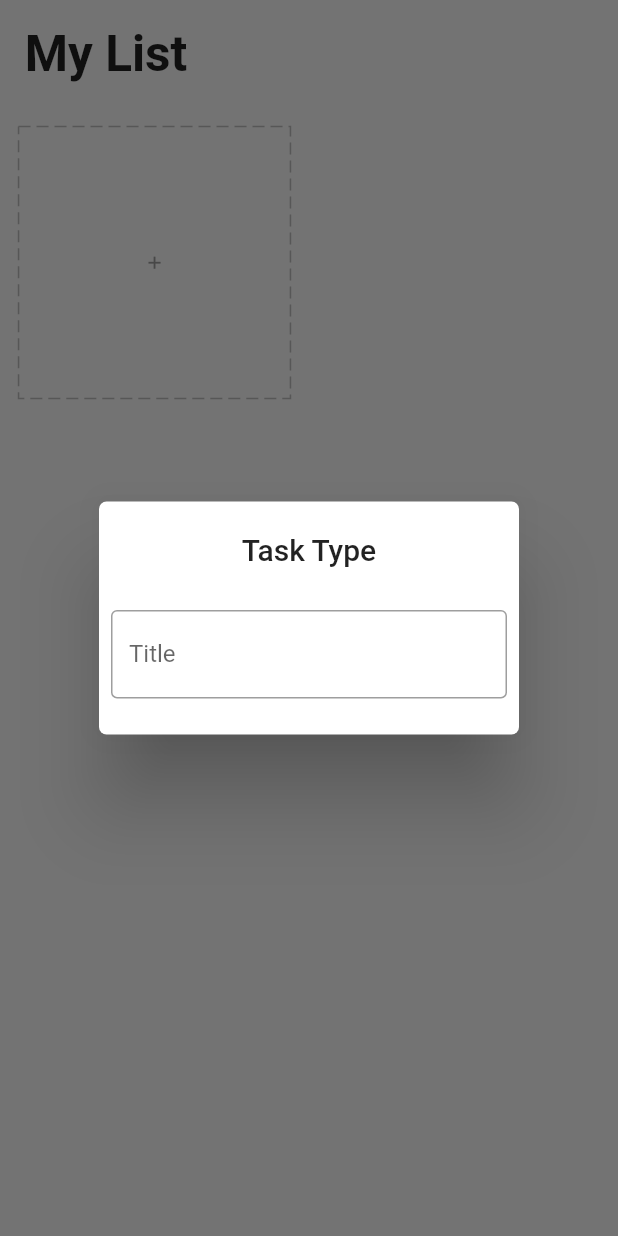
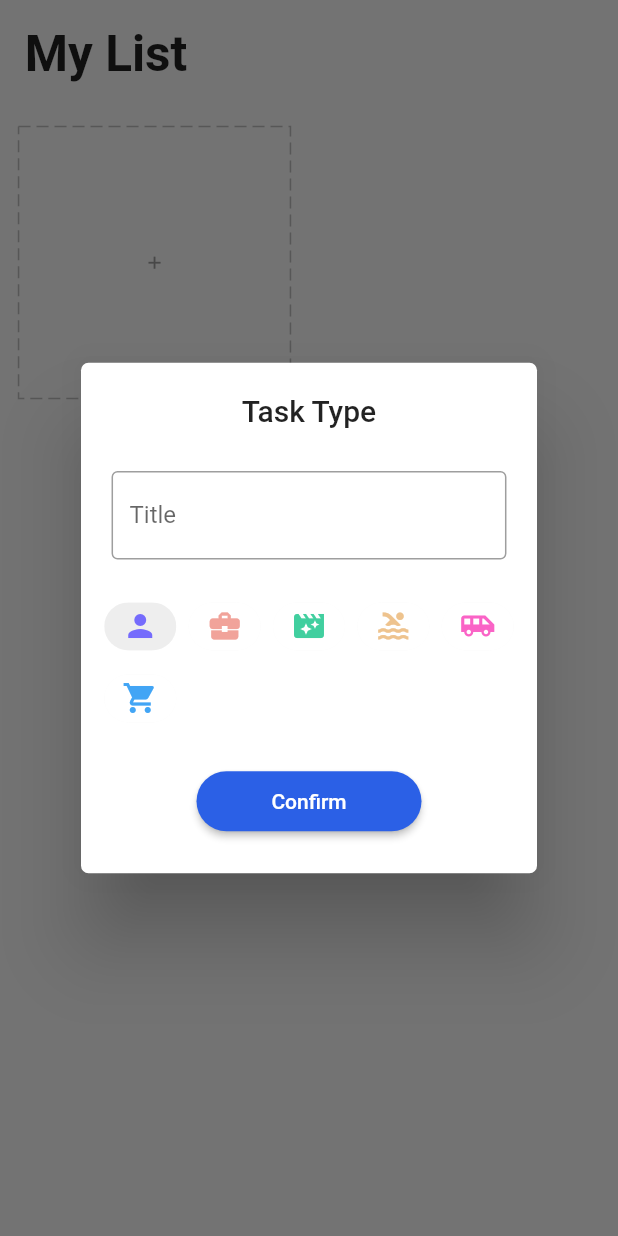
Before and after one commit to apjavier2/Flutter_todo_app_getx, a Flutter app: the screen it shows after launch, after a tap on the "add" icon, on a phone screen of 412 x 824 dp. Run offline on Flutter 3.47's test engine with Material 2 defaults, Android fonts, the phone set to English and light mode, and no system bars; drawn by our look-alikes of dotted_border; our stand-ins replace equatable, flutter_easyloading, get, get_storage.

Commit message:
implement adding tasks using card

```diff
--- a/lib/app/modules/home/widgets/add_card.dart
+++ b/lib/app/modules/home/widgets/add_card.dart
@@ -1,9 +1,12 @@
 import 'package:dotted_border/dotted_border.dart';
 import 'package:flutter/material.dart';
+import 'package:flutter_easyloading/flutter_easyloading.dart';
 import 'package:get/get.dart';
 import 'package:todo_app_getx/app/core/utils/extensions.dart';
+import 'package:todo_app_getx/app/core/values/colors.dart';
 import 'package:todo_app_getx/app/widgets/icons.dart';
 
+import '../../../data/models/task.dart';
 import '../controller.dart';
 
 class AddCard extends StatelessWidget {
@@ -27,12 +30,68 @@
               content: Form(
                 key: homeCtrl.formKey,
                 child: Column(children: [
-                  TextFormField(
-                      controller: homeCtrl.editctrl,
-                      decoration: const InputDecoration(
-                          border: OutlineInputBorder(), labelText: 'Title'))
+                  Padding(
+                    padding: EdgeInsets.symmetric(horizontal: 3.0.wp),
+                    child: TextFormField(
+                        controller: homeCtrl.editctrl,
+                        decoration: const InputDecoration(
+                            border: OutlineInputBorder(), labelText: 'Title'),
+                        validator: (value) {
+                          if (value == null || value.trim().isEmpty) {
+                            return 'Please enter your task title';
+                          }
+                          return null;
+                        }),
+                  ),
+                  Padding(
+                    padding: EdgeInsets.symmetric(vertical: 5.0.wp),
+                    child: Wrap(
+                      spacing: 2.0.wp,
+                      children: icons
+                          .map((e) => Obx(() {
+                                final index = icons.indexOf(e);
+                                return ChoiceChip(
+                                    selectedColor: Colors.grey[200],
+                                    pressElevation: 0,
+                                    backgroundColor: Colors.white,
+                                    label: e,
+                                    selected: homeCtrl.chipIndex.value == index,
+                                    onSelected: (bool selected) {
+                                      homeCtrl.chipIndex.value =
+                                          selected ? index : 0;
+                                    });
+                              }))
+                          .toList(),
+                    ),
+                  ),
+                  ElevatedButton(
+                      style: ElevatedButton.styleFrom(
+                          backgroundColor: blue,
+                          shape: RoundedRectangleBorder(
+                              borderRadius: BorderRadius.circular(20)),
+                          minimumSize: const Size(150, 40)),
+                      onPressed: () {
+                        if (homeCtrl.formKey.currentState!.validate()) {
+                          //This gets the icon code and icon color of the selected icon
+                          int icon =
+                              icons[homeCtrl.chipIndex.value].icon!.codePoint;
+                          String color =
+                              icons[homeCtrl.chipIndex.value].color!.toHex();
+                          var task = Task(
+                              title: homeCtrl.editctrl.text,
+                              icon: icon,
+                              color: color);
+                          Get.back();
+                          homeCtrl.addTask(task)
+                              ? EasyLoading.showSuccess('Create success')
+                              : EasyLoading.showError('Duplicated Task');
+                        }
+                      },
+                      child: const Text('Confirm'))
                 ]),
               ));
+          homeCtrl.editctrl.clear();
+          homeCtrl.changeChipIndex(0);
         },
         child: DottedBorder(
           color: Colors.grey[400]!,
```
Also changed, not shown: lib/app/modules/home/controller.dart (+13 -0 lines).
